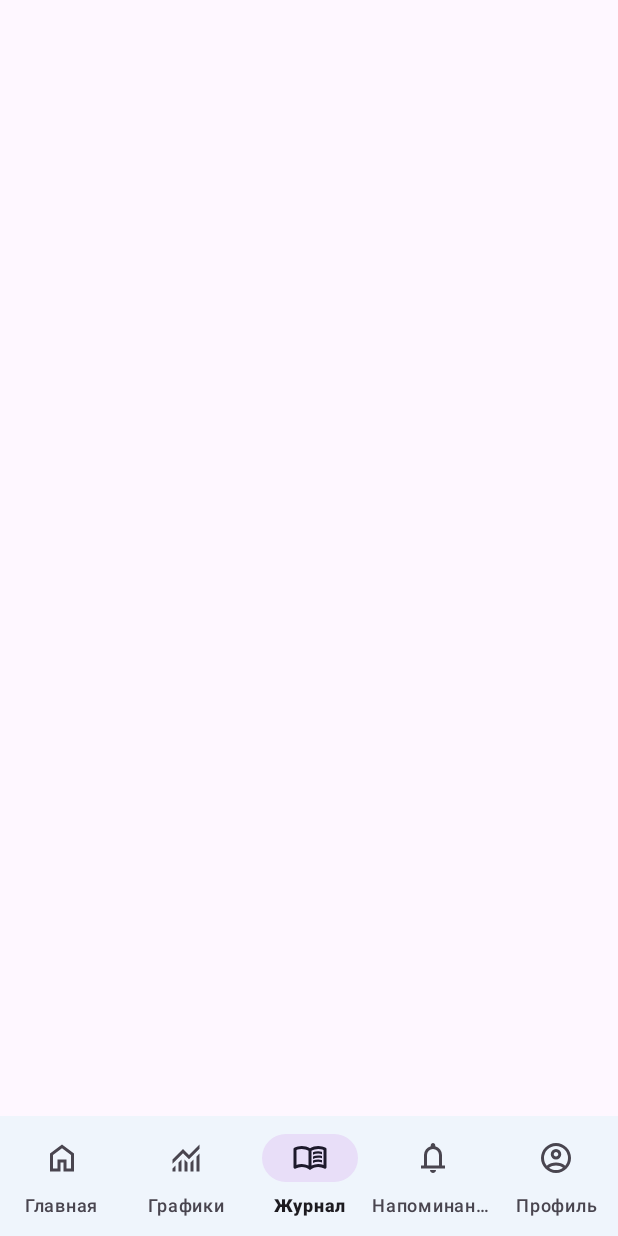
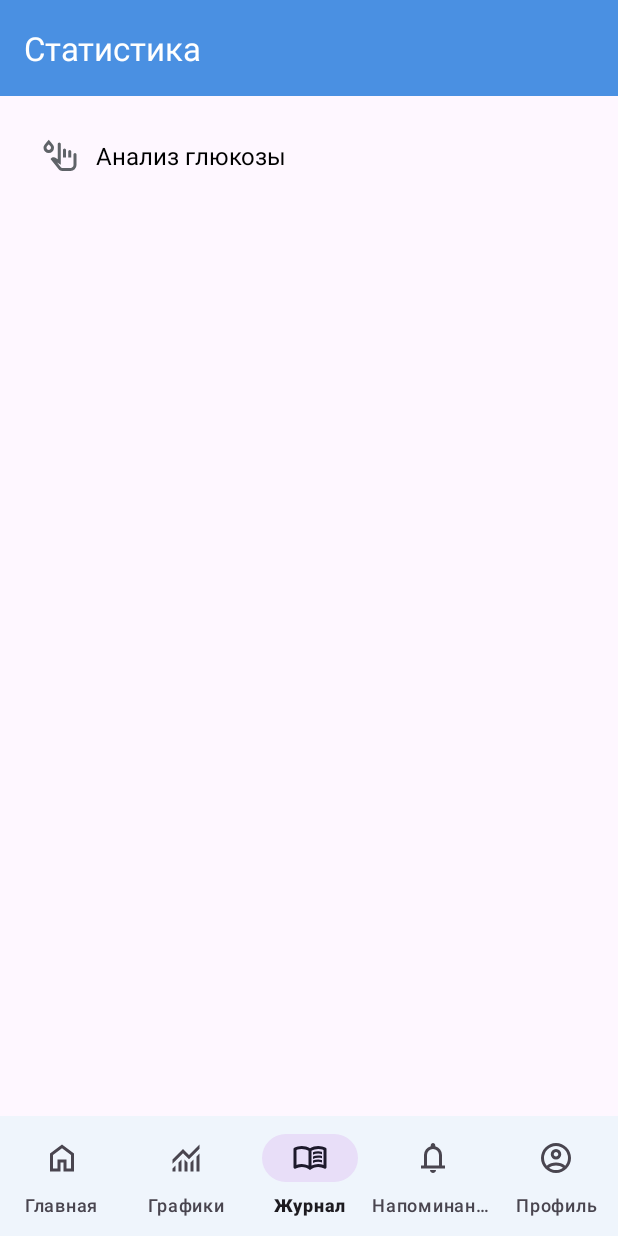
Before and after one commit to VladislavGundorin/MyDiabetesApp, an Android app: the screen it shows after launch (MainActivity), item 3 of the bottom bar chosen, on a phone screen of 412 x 824 dp. Run offline under Robolectric (Android 15) with nearby library versions, the phone set to English and light mode, and no system bars; our stand-ins replace navigation-ui.

Commit message:
добавил использование navigation component, настроил fragment_statistics и добавил mpandroidchart - для графиков

```diff
--- a/app/src/main/AndroidManifest.xml
+++ b/app/src/main/AndroidManifest.xml
@@ -1,6 +1,8 @@
 <?xml version="1.0" encoding="utf-8"?>
 <manifest xmlns:android="http://schemas.android.com/apk/res/android"
     xmlns:tools="http://schemas.android.com/tools">
+
+    <uses-permission android:name="android.permission.INTERNET" />
 
     <application
         android:allowBackup="true"
@@ -11,7 +13,8 @@
         android:roundIcon="@mipmap/ic_launcher_round"
         android:supportsRtl="true"
         android:theme="@style/Theme.MyDiabetesApp"
-        tools:targetApi="31">
+        tools:targetApi="31"
+        tools:replace="android:theme">
         <activity
             android:name=".MainActivity"
             android:exported="true">
@@ -22,6 +25,7 @@
             </intent-filter>
         </activity>
         <activity android:name=".ui.addentry.AddEntryActivity" />
+
     </application>
 
 </manifest>
--- a/app/src/main/java/com/example/mydiabetesapp/MainActivity.kt
+++ b/app/src/main/java/com/example/mydiabetesapp/MainActivity.kt
@@ -2,12 +2,9 @@ package com.example.mydiabetesapp
 
 import android.os.Bundle
 import androidx.appcompat.app.AppCompatActivity
+import androidx.navigation.findNavController
+import androidx.navigation.ui.setupWithNavController
 import com.example.mydiabetesapp.databinding.ActivityMainBinding
-import com.example.mydiabetesapp.ui.home.HomeFragment
-import com.example.mydiabetesapp.ui.journal.JournalFragment
-import com.example.mydiabetesapp.ui.monitoring.MonitoringFragment
-import com.example.mydiabetesapp.ui.notification.NotificationFragment
-import com.example.mydiabetesapp.ui.profile.ProfileFragment
 
 class MainActivity : AppCompatActivity() {
     private lateinit var binding: ActivityMainBinding
@@ -17,21 +14,8 @@ class MainActivity : AppCompatActivity() {
         binding = ActivityMainBinding.inflate(layoutInflater)
         setContentView(binding.root)
 
-        binding.bottomNavigation.setOnItemSelectedListener { item ->
-            when (item.itemId) {
-                R.id.nav_home -> loadFragment(HomeFragment())
-                R.id.nav_monitoring -> loadFragment(MonitoringFragment())
-                R.id.nav_journal -> loadFragment(JournalFragment())
-                R.id.nav_notification -> loadFragment(NotificationFragment())
-                R.id.nav_profile -> loadFragment(ProfileFragment())
-            }
-            true
-        }
-    }
+        val navController = findNavController(R.id.fragment_container)
 
-    private fun loadFragment(fragment: androidx.fragment.app.Fragment) {
-        supportFragmentManager.beginTransaction()
-            .replace(R.id.fragment_container, fragment)
-            .commit()
+        binding.bottomNavigation.setupWithNavController(navController)
     }
 }
--- a/app/src/main/java/com/example/mydiabetesapp/data/database/AppDatabase.kt
+++ b/app/src/main/java/com/example/mydiabetesapp/data/database/AppDatabase.kt
@@ -1,6 +1,7 @@
 package com.example.mydiabetesapp.data.database
 
 import android.content.Context
+import android.util.Log
 import androidx.room.Database
 import androidx.room.Room
 import androidx.room.RoomDatabase
@@ -23,7 +24,9 @@ abstract class AppDatabase : RoomDatabase() {
                 )
                     .fallbackToDestructiveMigration()
                     .build()
-                    INSTANCE = instance
+
+                Log.d("AppDatabase","DB Created: $instance")
+                INSTANCE = instance
                     instance
             }
         }
--- a/app/src/main/java/com/example/mydiabetesapp/ui/addentry/AddEntryActivity.kt
+++ b/app/src/main/java/com/example/mydiabetesapp/ui/addentry/AddEntryActivity.kt
@@ -64,7 +64,9 @@ class AddEntryActivity : AppCompatActivity() {
         binding.btnSave.setOnClickListener {
             val date = binding.tvDate.text.toString()
             val time = binding.tvTime.text.toString()
-            val glucoseLevel = binding.etGlucose.text.toString().toFloatOrNull()
+            val glucoseLevel = binding.etGlucoseInput.text.toString().toFloatOrNull()
+
+
 
             if (date.isNotEmpty() && time.isNotEmpty() && glucoseLevel != null) {
                 val entry = GlucoseEntry(
--- a/app/src/main/java/com/example/mydiabetesapp/ui/journal/JournalFragment.kt
+++ b/app/src/main/java/com/example/mydiabetesapp/ui/journal/JournalFragment.kt
@@ -5,21 +5,13 @@ import android.view.LayoutInflater
 import android.view.View
 import android.view.ViewGroup
 import androidx.fragment.app.Fragment
-import androidx.lifecycle.ViewModelProvider
-import androidx.lifecycle.lifecycleScope
-import androidx.recyclerview.widget.LinearLayoutManager
-import com.example.mydiabetesapp.data.database.AppDatabase
+import androidx.navigation.findNavController
 import com.example.mydiabetesapp.databinding.FragmentJournalBinding
-import com.example.mydiabetesapp.repository.GlucoseRepository
-import com.example.mydiabetesapp.ui.viewmodel.GlucoseViewModel
-import com.example.mydiabetesapp.ui.viewmodel.GlucoseViewModelFactory
 
 class JournalFragment : Fragment() {
+
     private var _binding: FragmentJournalBinding? = null
     private val binding get() = _binding!!
-
-    private lateinit var adapter: GlucoseAdapter
-    private lateinit var viewModel: GlucoseViewModel
 
     override fun onCreateView(
         inflater: LayoutInflater, container: ViewGroup?,
@@ -31,20 +23,14 @@ class JournalFragment : Fragment() {
 
     override fun onViewCreated(view: View, savedInstanceState: Bundle?) {
         super.onViewCreated(view, savedInstanceState)
-        binding.recyclerViewEntries.layoutManager = LinearLayoutManager(requireContext())
+        binding.toolbar.setNavigationOnClickListener {
+            activity?.onBackPressed()
+        }
 
-        adapter = GlucoseAdapter(emptyList())
-        binding.recyclerViewEntries.adapter = adapter
-
-        val dao = AppDatabase.getDatabase(requireContext()).glucoseDao()
-        val repository = GlucoseRepository(dao)
-        val factory = GlucoseViewModelFactory(repository)
-        viewModel = ViewModelProvider(this, factory).get(GlucoseViewModel::class.java)
-
-        lifecycleScope.launchWhenStarted {
-            viewModel.entries.collect { list ->
-                adapter.updateList(list)
-            }
+        binding.analysisBlock.setOnClickListener { v ->
+            v.findNavController().navigate(
+                com.example.mydiabetesapp.R.id.action_journalFragment_to_statisticsFragment
+            )
         }
     }
 
--- /dev/null
+++ b/app/src/main/res/drawable/ic_glucose.xml
@@ -0,0 +1,9 @@
+<vector xmlns:android="http://schemas.android.com/apk/res/android"
+    android:width="24dp"
+    android:height="24dp"
+    android:viewportWidth="960"
+    android:viewportHeight="960">
+  <path
+      android:pathData="M539,880q-28,0 -52.5,-12T445,834L227,557l19,-20q20,-21 48,-25t52,11l74,45v-408q0,-17 11.5,-28.5T460,120q17,0 29,11.5t12,28.5v552l-97,-60 104,133q6,8 14,11.5t17,3.5h221q33,0 56.5,-23.5T840,720v-280q0,-17 11.5,-28.5T880,400q17,0 28.5,11.5T920,440v280q0,66 -47,113T760,880L539,880ZM560,520v-200q0,-17 11.5,-28.5T600,280q17,0 28.5,11.5T640,320v200h-80ZM700,520v-160q0,-17 11.5,-28.5T740,320q17,0 28.5,11.5T780,360v160h-80ZM180,400q-58,0 -99,-40t-41,-98q0,-42 25,-75.5t52,-65.5l63,-72 63,73q27,32 52,65t25,75q0,58 -41,98t-99,40ZM180,320q25,0 42.5,-17t17.5,-41q0,-27 -18.5,-46.5T185,176l-5,-5 -5,5q-18,20 -36.5,39.5T120,262q0,24 17.5,41t42.5,17ZM650,640ZM180,245Z"
+      android:fillColor="#5f6368"/>
+</vector>
--- a/app/src/main/res/layout/activity_main.xml
+++ b/app/src/main/res/layout/activity_main.xml
@@ -1,19 +1,24 @@
 <?xml version="1.0" encoding="utf-8"?>
 <androidx.constraintlayout.widget.ConstraintLayout
+    xmlns:tools="http://schemas.android.com/tools"
     xmlns:android="http://schemas.android.com/apk/res/android"
     xmlns:app="http://schemas.android.com/apk/res-auto"
-    xmlns:tools="http://schemas.android.com/tools"
     android:id="@+id/main"
     android:layout_width="match_parent"
     android:layout_height="match_parent"
     tools:context=".MainActivity">
 
-    <FrameLayout
+    <fragment
         android:id="@+id/fragment_container"
-        android:layout_width="match_parent"
+        android:name="androidx.navigation.fragment.NavHostFragment"
+        android:layout_width="0dp"
         android:layout_height="0dp"
+        app:navGraph="@navigation/nav_graph"
+        app:defaultNavHost="true"
         app:layout_constraintTop_toTopOf="parent"
-        app:layout_constraintBottom_toTopOf="@id/bottom_navigation"/>
+        app:layout_constraintBottom_toTopOf="@id/bottom_navigation"
+        app:layout_constraintStart_toStartOf="parent"
+        app:layout_constraintEnd_toEndOf="parent"/>
 
     <com.google.android.material.bottomnavigation.BottomNavigationView
         android:id="@+id/bottom_navigation"
@@ -24,5 +29,4 @@
         app:layout_constraintBottom_toBottomOf="parent"
         app:layout_constraintStart_toStartOf="parent"
         app:layout_constraintEnd_toEndOf="parent"/>
-
 </androidx.constraintlayout.widget.ConstraintLayout>
--- a/app/src/main/res/layout/fragment_journal.xml
+++ b/app/src/main/res/layout/fragment_journal.xml
@@ -5,14 +5,44 @@
     android:layout_width="match_parent"
     android:layout_height="match_parent">
 
-    <!-- RecyclerView для списка записей -->
-    <androidx.recyclerview.widget.RecyclerView
-        android:id="@+id/recyclerViewEntries"
-        android:layout_width="0dp"
-        android:layout_height="0dp"
-        app:layout_constraintTop_toTopOf="parent"
-        app:layout_constraintBottom_toBottomOf="parent"
-        app:layout_constraintStart_toStartOf="parent"
-        app:layout_constraintEnd_toEndOf="parent"/>
+    <androidx.appcompat.widget.Toolbar
+        android:id="@+id/toolbar"
+        android:layout_width="match_parent"
+        android:layout_height="?attr/actionBarSize"
+        android:background="?attr/colorPrimary"
+        app:title="Статистика"
+        app:titleTextColor="@android:color/white"
+        app:layout_constraintTop_toTopOf="parent" />
 
+    <LinearLayout
+        android:layout_width="match_parent"
+        android:layout_height="wrap_content"
+        android:orientation="vertical"
+        android:padding="16dp"
+        app:layout_constraintTop_toBottomOf="@id/toolbar">
+
+        <LinearLayout
+            android:id="@+id/analysisBlock"
+            android:layout_width="match_parent"
+            android:layout_height="wrap_content"
+            android:orientation="horizontal"
+            android:gravity="center_vertical"
+            android:padding="12dp"
+            android:background="?attr/selectableItemBackground">
+
+            <ImageView
+                android:layout_width="24dp"
+                android:layout_height="24dp"
+                android:src="@drawable/ic_glucose"
+                android:contentDescription="Иконка" />
+
+            <TextView
+                android:layout_width="wrap_content"
+                android:layout_height="wrap_content"
+                android:text="Анализ глюкозы"
+                android:textSize="16sp"
+                android:textColor="@color/black"
+                android:layout_marginStart="12dp"/>
+        </LinearLayout>
+    </LinearLayout>
 </androidx.constraintlayout.widget.ConstraintLayout>
--- /dev/null
+++ b/app/src/main/res/navigation/nav_graph.xml
@@ -0,0 +1,55 @@
+<?xml version="1.0" encoding="utf-8"?>
+<navigation
+    xmlns:android="http://schemas.android.com/apk/res/android"
+    xmlns:app="http://schemas.android.com/apk/res-auto"
+    xmlns:tools="http://schemas.android.com/tools"
+    android:id="@+id/nav_graph"
+    app:startDestination="@id/nav_home">
+
+    <!-- Главный экран -->
+    <fragment
+        android:id="@+id/nav_home"
+        android:name="com.example.mydiabetesapp.ui.home.HomeFragment"
+        android:label="Главная"
+        tools:layout="@layout/fragment_home" />
+
+    <!-- Мониторинг -->
+    <fragment
+        android:id="@+id/nav_monitoring"
+        android:name="com.example.mydiabetesapp.ui.monitoring.MonitoringFragment"
+        android:label="Графики"
+        tools:layout="@layout/fragment_monitoring" />
+
+    <!-- Журнал -->
+    <fragment
+        android:id="@+id/nav_journal"
+        android:name="com.example.mydiabetesapp.ui.journal.JournalFragment"
+        android:label="Журнал"
+        tools:layout="@layout/fragment_journal" >
+        <!-- Переход к StatisticsFragment, если нужно -->
+        <action
+            android:id="@+id/action_journalFragment_to_statisticsFragment"
+            app:destination="@id/statisticsFragment" />
+    </fragment>
+
+    <!-- Уведомления -->
+    <fragment
+        android:id="@+id/nav_notification"
+        android:name="com.example.mydiabetesapp.ui.notification.NotificationFragment"
+        android:label="Напоминания"
+        tools:layout="@layout/fragment_notification" />
+
+    <!-- Профиль -->
+    <fragment
+        android:id="@+id/nav_profile"
+        android:name="com.example.mydiabetesapp.ui.profile.ProfileFragment"
+        android:label="Профиль"
+        tools:layout="@layout/fragment_profile" />
+
+    <!-- Фрагмент со статистикой -->
+    <fragment
+        android:id="@+id/statisticsFragment"
+        android:name="com.example.mydiabetesapp.ui.statistics.StatisticsFragment"
+        android:label="Анализ глюкозы"
+        tools:layout="@layout/fragment_statistics" />
+</navigation>
--- a/app/src/main/res/values/colors.xml
+++ b/app/src/main/res/values/colors.xml
@@ -1,13 +1,12 @@
-<?xml version="1.0" encoding="utf-8"?>
 <resources>
     <color name="black">#FF000000</color>
     <color name="white">#FFFFFFFF</color>
-    <color name="primaryColor">#4A90E2</color>
-    <color name="secondaryColor">#50C878</color>
-    <color name="backgroundColor">#F4F6F9</color>
-    <color name="surfaceColor">#FFFFFF</color>
-    <color name="accentColor">#E67E22</color>
-    <color name="errorColor">#D32F2F</color>
-    <color name="textPrimary">#333333</color>
-    <color name="textSecondary">#777777</color>
+    <color name="primaryColor">#4A90E2</color> <!-- Синий -->
+    <color name="secondaryColor">#50C878</color> <!-- Зеленый -->
+    <color name="backgroundColor">#FFFFFF</color> <!-- Белый фон -->
+    <color name="surfaceColor">#FFFFFF</color> <!-- Поверхности тоже белые -->
+    <color name="accentColor">#E67E22</color> <!-- Оранжевый (акцентный) -->
+    <color name="errorColor">#D32F2F</color> <!-- Красный (ошибки) -->
+    <color name="textPrimary">#333333</color> <!-- Темный текст -->
+    <color name="textSecondary">#777777</color> <!-- Серый текст -->
 </resources>
--- a/build.gradle.kts
+++ b/build.gradle.kts
@@ -2,4 +2,5 @@
 plugins {
     alias(libs.plugins.android.application) apply false
     alias(libs.plugins.kotlin.android) apply false
+    id("androidx.navigation.safeargs.kotlin") version "2.7.2" apply false
 }
--- a/settings.gradle.kts
+++ b/settings.gradle.kts
@@ -16,6 +16,7 @@ dependencyResolutionManagement {
     repositories {
         google()
         mavenCentral()
+        maven(url = "https://jitpack.io")
     }
 }
 
```
Also changed, not shown: app/build.gradle.kts (+9 -0 lines), app/src/main/java/com/example/mydiabetesapp/ui/statistics/StatisticsFragment.kt (added, +175 -0 lines), app/src/main/res/layout/activity_add_entry.xml (+8 -5 lines), app/src/main/res/layout/fragment_statistics.xml (added, +142 -0 lines), app/src/main/res/values/styles.xml (+8 -2 lines).
